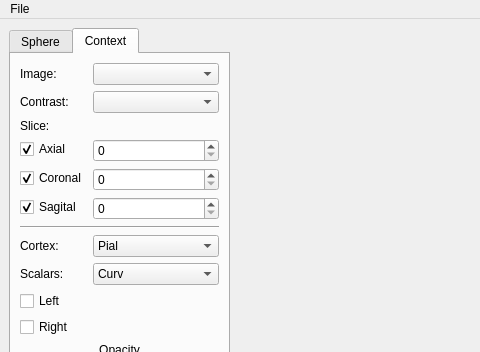
Old version of the form braviz/interaction/qt_guis/roi_builder.ui in the repository diego0020/braviz-app; both pictures show x 0 to 480 and y 0 to 352 of the 1164 by 911 pixel window.
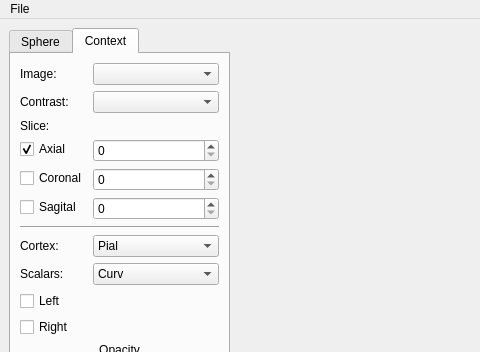
New version of the form. The open tabs and pages were chosen to show the change. Icons and pictures are not drawn.

What changed in the file:
```diff
--- a/braviz/interaction/qt_guis/roi_builder.ui
+++ b/braviz/interaction/qt_guis/roi_builder.ui
@@ -496,7 +496,7 @@
             <string>Coronal</string>
            </property>
            <property name="checked">
-            <bool>true</bool>
+            <bool>false</bool>
            </property>
           </widget>
          </item>
@@ -506,7 +506,7 @@
             <string>Sagital</string>
            </property>
            <property name="checked">
-            <bool>true</bool>
+            <bool>false</bool>
            </property>
           </widget>
          </item>
```
Left out of the diff: 13 changed lines with no effect on the pictures.
